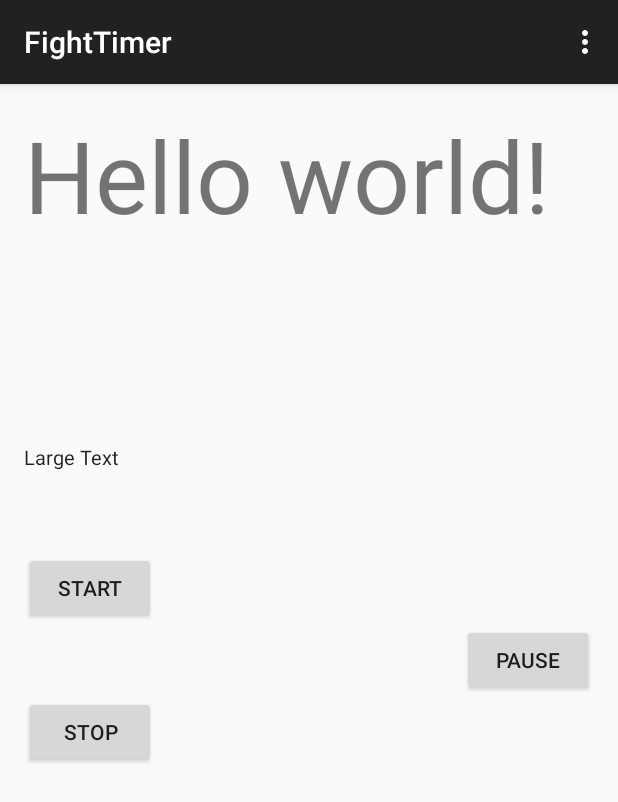
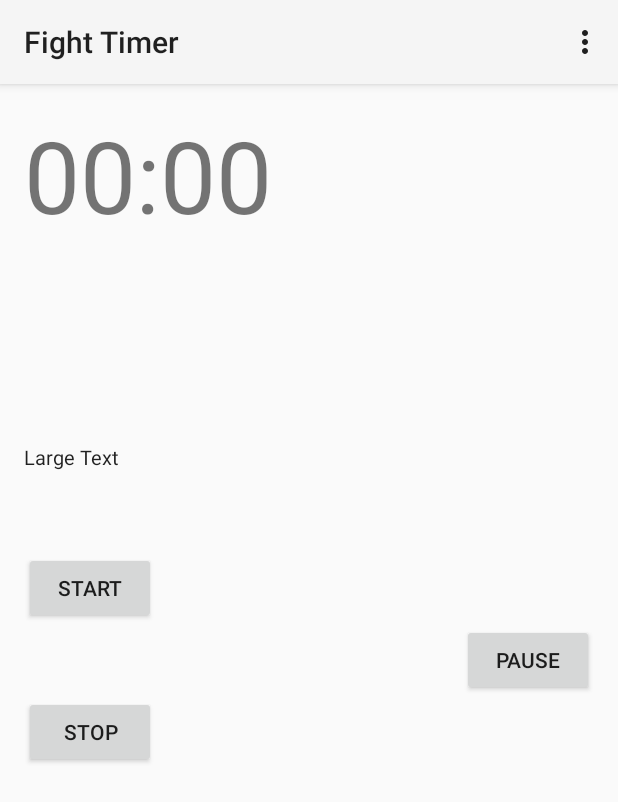
Before and after one commit to maxamillion32/FightTimer, an Android app: the screen it shows after launch (MainActivity), on a phone screen of 412 x 824 dp. Shown: the top 802 px of the screen. Run offline under Robolectric (Android 15) with nearby library versions, the phone set to English and light mode, and no system bars.

Commit message:
Changes the name of the app and initial nulls

```diff
--- a/app/src/main/res/layout/activity_main.xml
+++ b/app/src/main/res/layout/activity_main.xml
@@ -6,7 +6,7 @@
     android:paddingBottom="@dimen/activity_vertical_margin" tools:context=".MainActivity"
     android:id="@+id/mainActivity">
 
-    <TextView android:text="@string/hello_world" android:layout_width="wrap_content"
+    <TextView android:text="@string/nulls" android:layout_width="wrap_content"
         android:layout_height="wrap_content"
         android:textSize="100px"
         android:id="@+id/textView"/>
--- a/app/src/main/res/values/strings.xml
+++ b/app/src/main/res/values/strings.xml
@@ -1,8 +1,8 @@
 <?xml version="1.0" encoding="utf-8"?>
 <resources>
 
-    <string name="app_name">FightTimer</string>
-    <string name="hello_world">Hello world!</string>
+    <string name="app_name">Fight Timer</string>
+    <string name="nulls">00:00</string>
     <string name="action_settings">Settings</string>
 
 </resources>
--- a/app/src/main/res/values/styles.xml
+++ b/app/src/main/res/values/styles.xml
@@ -1,7 +1,7 @@
 <resources>
 
     <!-- Base application theme. -->
-    <style name="AppTheme" parent="Theme.AppCompat.Light.DarkActionBar">
+    <style name="AppTheme" parent="Theme.AppCompat.Light">
         <!-- Customize your theme here. -->
     </style>
 
```
